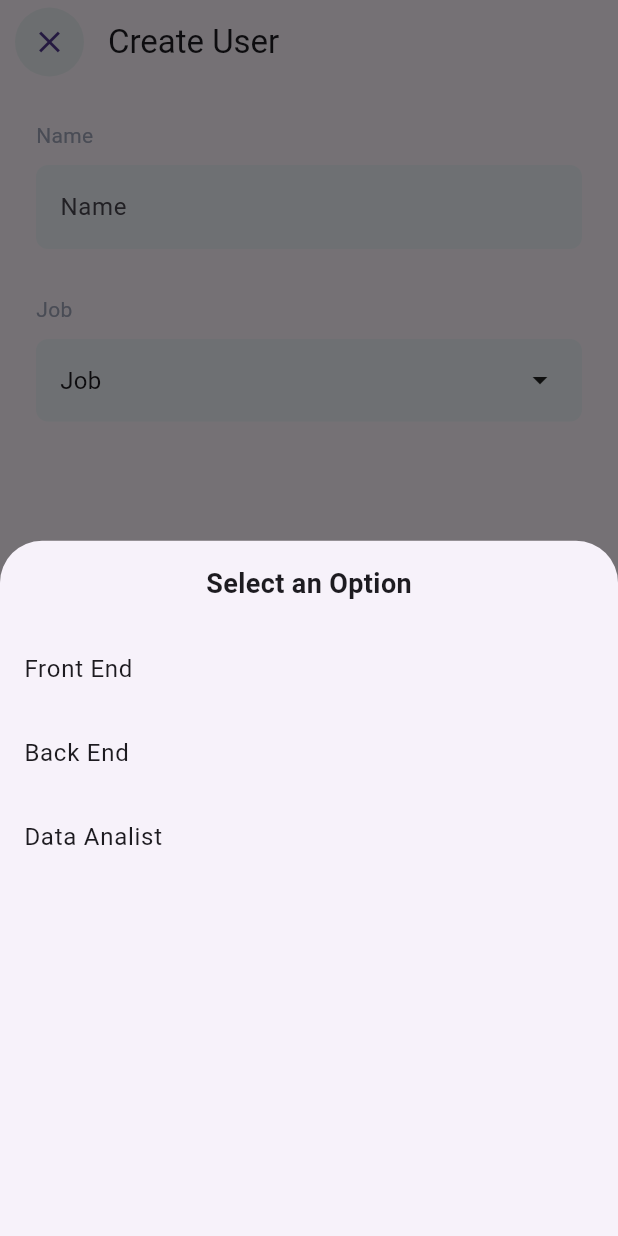
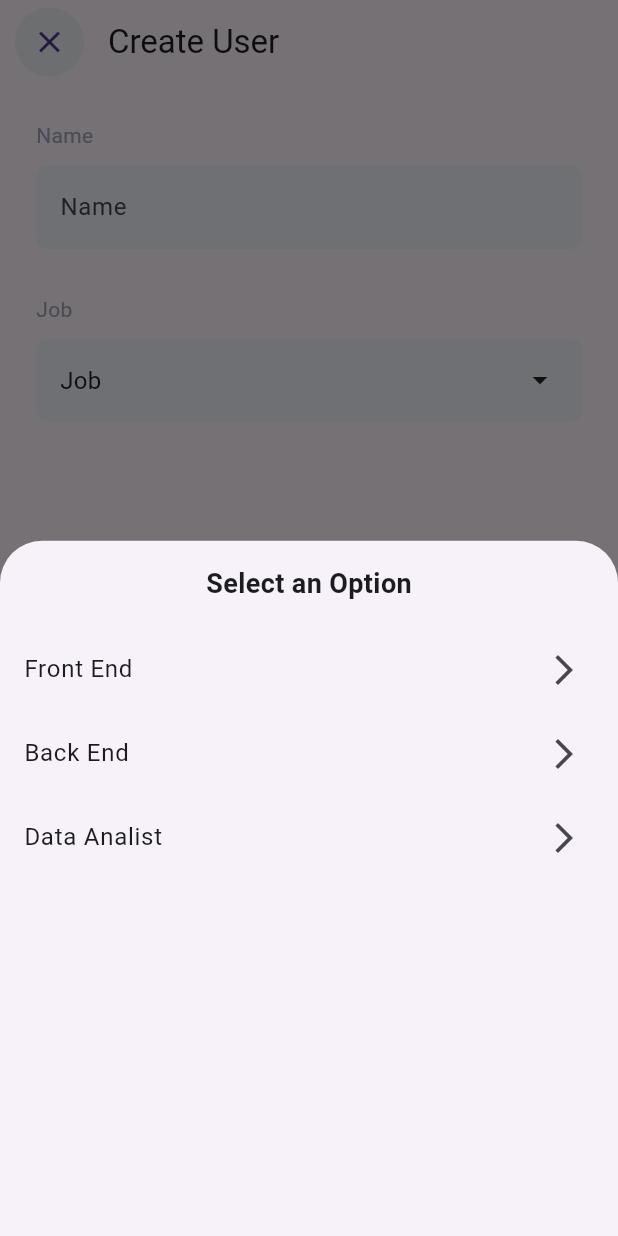
Before and after one commit to RepoRandi/flutter-maimaid, a Flutter app: the CreateUserPage screen opened by its route, after a tap on "Job", on a phone screen of 412 x 824 dp. Run offline on Flutter 3.47's test engine with Material 3 defaults, Android fonts, the phone set to English and light mode, and no system bars; our stand-ins replace dartz, equatable, flutter_bloc, shared_preferences; accounts and stored records are empty.

Commit message:
initial commit

```diff
--- a/lib/presentation/widgets/custom_dropdown.dart
+++ b/lib/presentation/widgets/custom_dropdown.dart
@@ -54,6 +54,9 @@ class _CustomDropdownState<T> extends State<CustomDropdown<T>> {
                     final item = widget.items[index];
                     return ListTile(
                       title: Text(widget.itemLabelBuilder(item)),
+                      trailing: const Icon(
+                        Icons.arrow_forward_ios,
+                      ),
                       onTap: () {
                         setState(() {
                           selectedValue = item;
```
